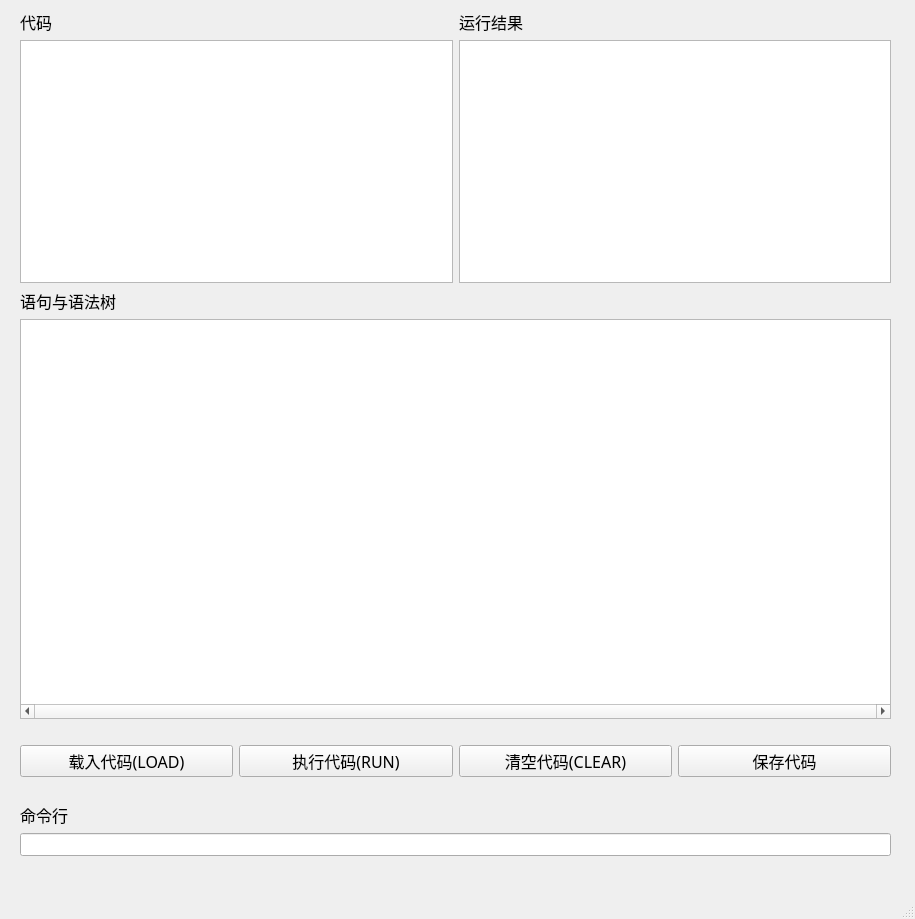
Qt form mainwindow.ui (Gun9niR/Basic) before a commit.
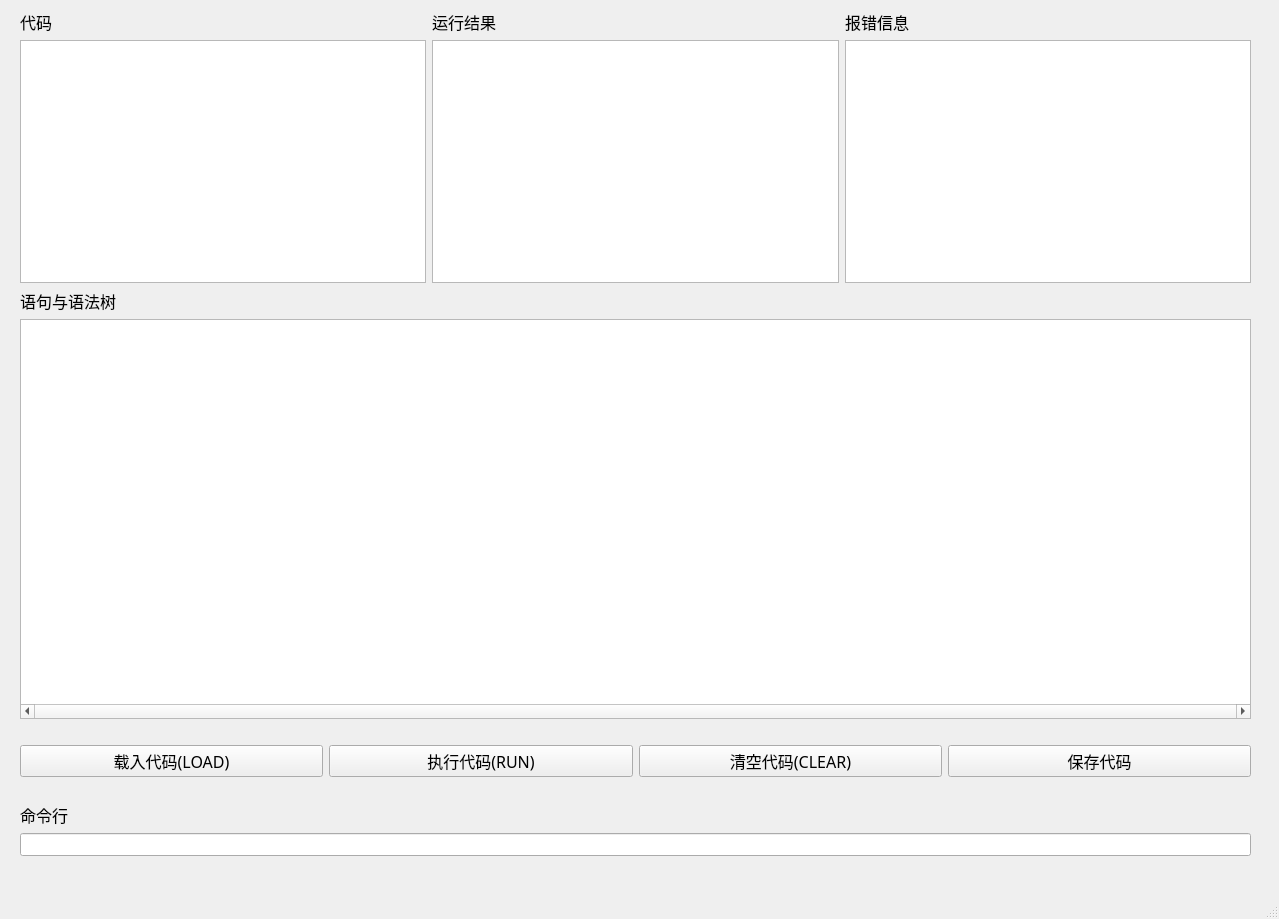
The same form after that commit.

Commit message: add display for error message

```diff
--- a/mainwindow.ui
+++ b/mainwindow.ui
@@ -6,7 +6,7 @@
    <rect>
     <x>0</x>
     <y>0</y>
-    <width>915</width>
+    <width>1279</width>
     <height>919</height>
    </rect>
   </property>
@@ -19,7 +19,7 @@
      <rect>
       <x>20</x>
       <y>10</y>
-      <width>871</width>
+      <width>1231</width>
       <height>846</height>
      </rect>
     </property>
@@ -89,6 +89,33 @@
          </item>
         </layout>
        </item>
+       <item>
+        <layout class="QVBoxLayout" name="verticalLayout_4">
+         <item>
+          <widget class="QLabel" name="label_5">
+           <property name="font">
+            <font>
+             <family>等线 Light</family>
+             <pointsize>12</pointsize>
+            </font>
+           </property>
+           <property name="text">
+            <string>报错信息</string>
+           </property>
+          </widget>
+         </item>
+         <item>
+          <widget class="QTextBrowser" name="errorDisplay">
+           <property name="font">
+            <font>
+             <family>Consolas</family>
+             <pointsize>10</pointsize>
+            </font>
+           </property>
+          </widget>
+         </item>
+        </layout>
+       </item>
       </layout>
      </item>
      <item>
```
Left out of the diff: 2 changed lines with no effect on the pictures. The commit also changes 7 other files.
